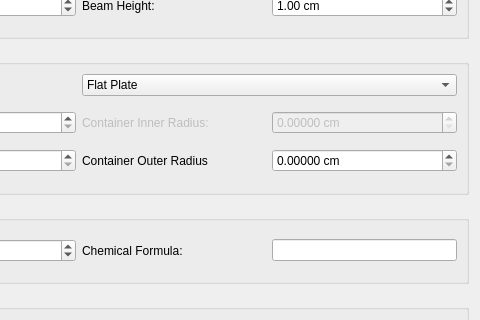
Before: the Qt Designer form qt/scientific_interfaces/Indirect/AbsorptionCorrections.ui in mantidproject/mantid, drawn with Qt 5; both pictures show x 323 to 803 and y 235 to 555 of the 803 by 689 pixel window.
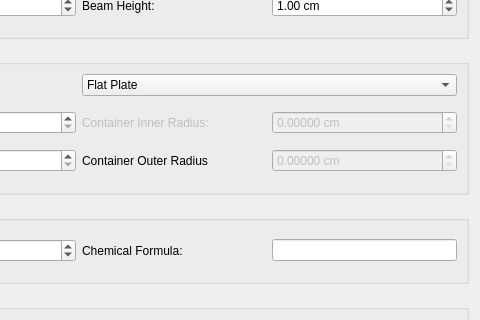
After: the same form once the commit is applied. The open tabs and pages were chosen to show the change. Custom widgets are drawn as their Qt base class.

Commit message:
Disable Container outer radius option when no can
Refs #20458

```diff
--- a/qt/scientific_interfaces/Indirect/AbsorptionCorrections.ui
+++ b/qt/scientific_interfaces/Indirect/AbsorptionCorrections.ui
@@ -618,6 +618,9 @@
           </item>
           <item row="1" column="3">
            <widget class="QDoubleSpinBox" name="spCylCanOuterRadius">
+            <property name="enabled">
+             <bool>false</bool>
+            </property>
             <property name="suffix">
              <string> cm</string>
             </property>
```
Left out of the diff: 88 changed lines with no effect on the pictures.
